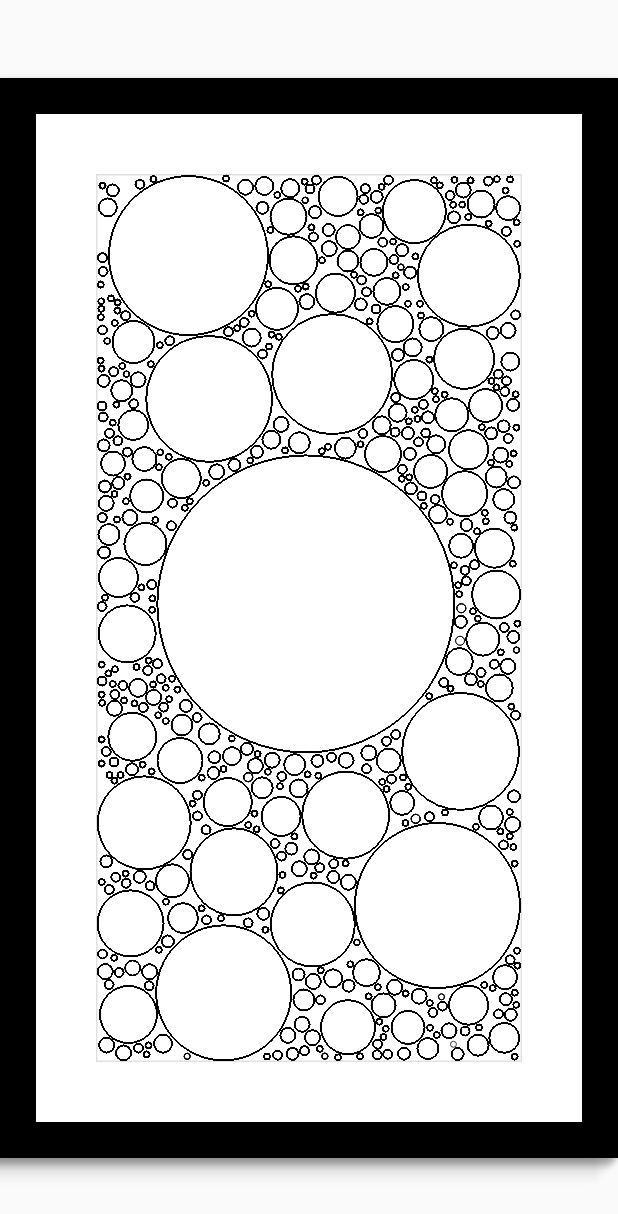
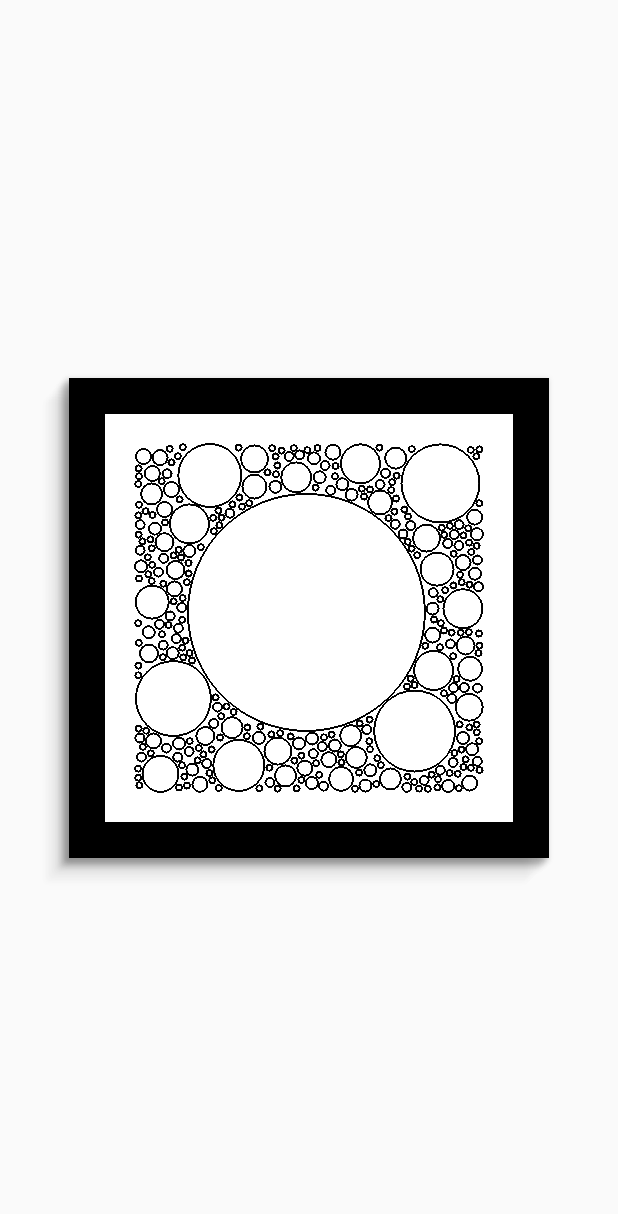
Before and after one commit to xrr2016/flutter-generative-artistry, a Flutter app: the CirclePackingPage screen opened directly, on a phone screen of 412 x 824 dp. Shown: the top 1214 px of the screen. Run offline on Flutter 3.47's test engine with Material 2 defaults, Android fonts, the phone set to English and light mode, and no system bars.

Commit message:
feat: add comments

```diff
--- a/lib/graphs/circle_packing.dart
+++ b/lib/graphs/circle_packing.dart
@@ -1,12 +1,10 @@
 import 'dart:math';
 
 import 'package:flutter/material.dart';
-import 'package:flutter_generative_artistry/colors.dart';
 
 class Circle {
   Point center;
   double radius;
-  Color color;
 }
 
 class CirclePacking extends StatelessWidget {
@@ -19,11 +17,17 @@ class CirclePacking extends StatelessWidget {
 }
 
 class CirclePackingPainter extends CustomPainter {
+  // 生成的圆形数组
   List<Circle> circles = [];
+  // 圆形的最小半径
   double minRaidus = 2;
+  // 圆形的最大半径
   double maxRaidus = 100;
+  // 圆形的总数
   int totalCircles = 500;
+  // 尝试绘制圆形的总数
   int createCircleAttemps = 500;
+  // 随机因子
   Random random = Random();
 
   void _createCircles(Canvas canvas, Size size) {
@@ -36,8 +40,7 @@ class CirclePackingPainter extends CustomPainter {
         ..center = Point(
           random.nextDouble() * size.width,
           random.nextDouble() * size.height,
-        )
-        ..color = colors[Random().nextInt(colors.length)];
+        );
 
       if (_doesHaveACollision(circle, size)) {
         continue;
@@ -108,7 +111,4 @@ class CirclePackingPainter extends CustomPainter {
 
   @override
   bool shouldRepaint(CirclePackingPainter oldDelegate) => true;
-
-  @override
-  bool shouldRebuildSemantics(CirclePackingPainter oldDelegate) => false;
 }
--- a/lib/main.dart
+++ b/lib/main.dart
@@ -14,7 +14,7 @@ class MyApp extends StatelessWidget {
     return MaterialApp(
       debugShowCheckedModeBanner: false,
       title: 'Generative Artistry',
-      home: PietMonDrianPage(),
+      home: CirclePackingPage(),
     );
   }
 }
--- a/lib/pages/circle_packing_page.dart
+++ b/lib/pages/circle_packing_page.dart
@@ -9,6 +9,8 @@ class CirclePackingPage extends StatelessWidget {
     return Scaffold(
       body: Center(
         child: PhotoFrame(
+          width: 320,
+          height: 320,
           child: CirclePacking(),
         ),
       ),
--- a/lib/widgets/photo_frame.dart
+++ b/lib/widgets/photo_frame.dart
@@ -4,11 +4,13 @@ class PhotoFrame extends StatelessWidget {
   final Widget child;
   final double width;
   final double height;
+  final double padding;
 
   const PhotoFrame({
     this.child,
     this.width = 720.0,
     this.height = 720.0,
+    this.padding = 20.0,
   });
 
   @override
@@ -33,21 +35,13 @@ class PhotoFrame extends StatelessWidget {
     return Container(
       width: width,
       height: height,
-      padding: const EdgeInsets.all(40.0),
+      padding: EdgeInsets.all(padding),
       decoration: BoxDecoration(
         boxShadow: shadows,
         color: Colors.white,
         border: Border.all(color: Colors.black, width: 24.0),
       ),
-      child: Container(
-        decoration: BoxDecoration(
-          border: Border.all(
-            color: Colors.black12,
-            width: 1,
-          ),
-        ),
-        child: child,
-      ),
+      child: child,
     );
   }
 }
```
